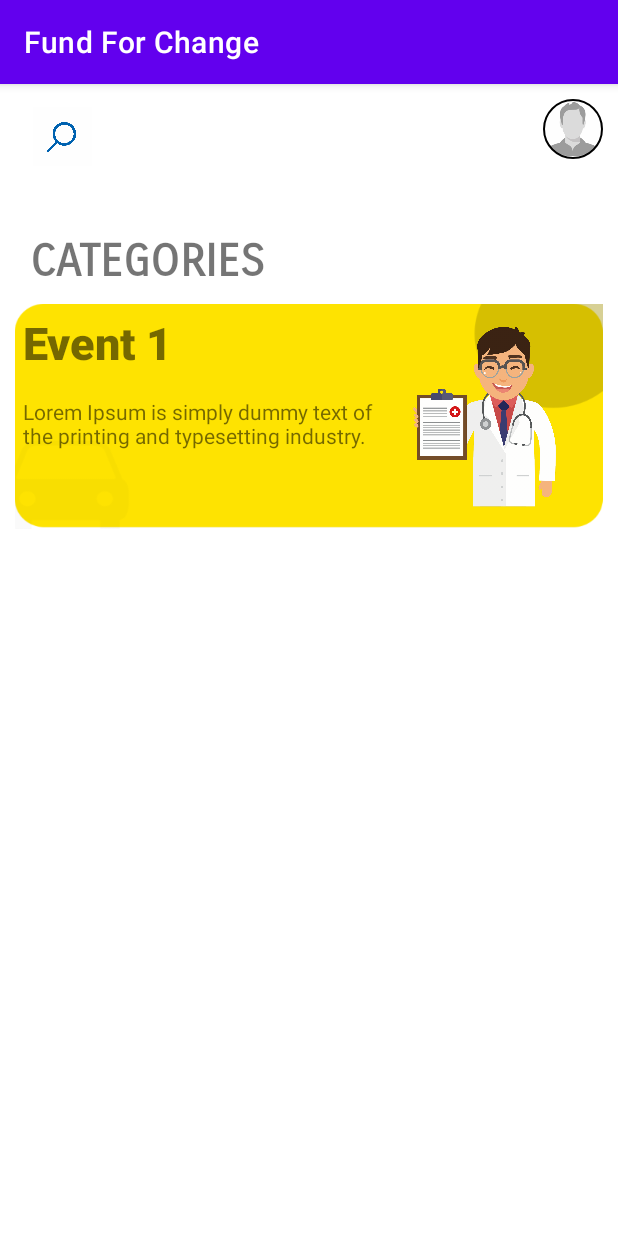
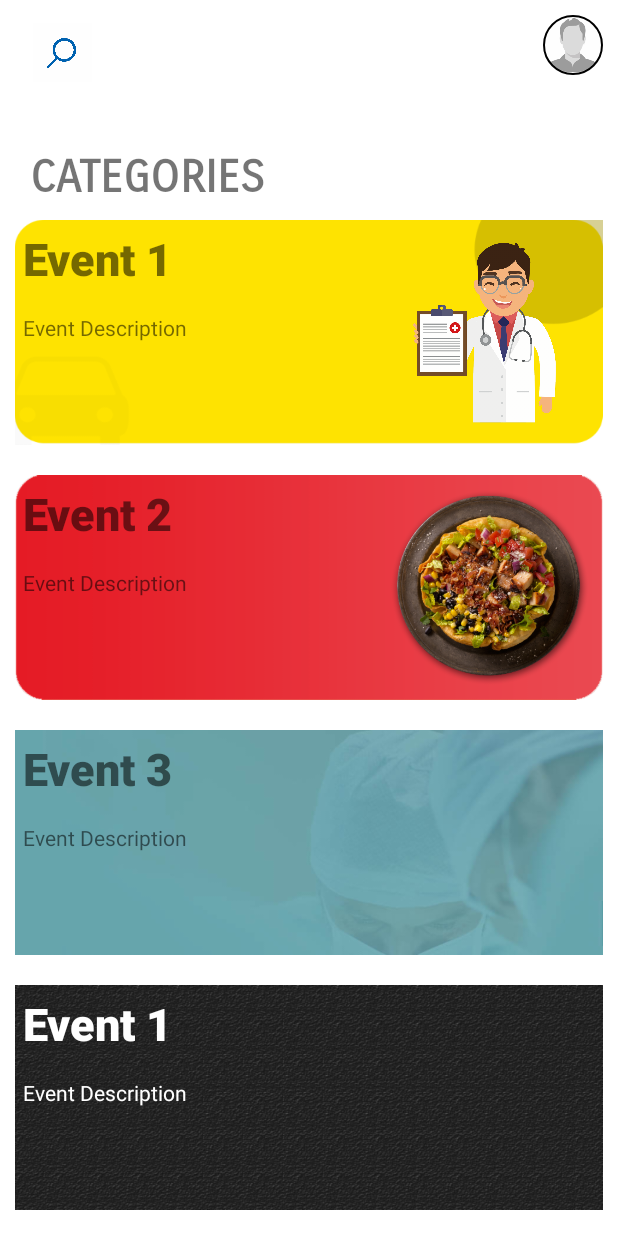
Before and after one commit to emon253/FundForChange, an Android app: the screen it shows after launch (home), on a phone screen of 412 x 824 dp. Run offline under Robolectric (Android 15) with nearby library versions, the phone set to English and light mode, and no system bars; our stand-ins replace CircleImageView; Roboto replaces fonts that are not available here.

Commit message:
ui generated

```diff
--- a/app/src/main/java/com/example/fundforchange/home/home.java
+++ b/app/src/main/java/com/example/fundforchange/home/home.java
@@ -19,6 +19,10 @@ public class home extends AppCompatActivity {
     protected void onCreate(Bundle savedInstanceState) {
         super.onCreate(savedInstanceState);
         setContentView(R.layout.activity_home);
+        getWindow().setFlags(WindowManager.LayoutParams.FLAG_FULLSCREEN,WindowManager.LayoutParams.FLAG_FULLSCREEN);
+        if (getSupportActionBar() != null) {
+            getSupportActionBar().hide();
+        }
 
         profileBtn = findViewById(R.id.profileBtn);
 
@@ -30,10 +34,7 @@ public class home extends AppCompatActivity {
             }
         });
 
-//        getWindow().setFlags(WindowManager.LayoutParams.FLAG_FULLSCREEN,WindowManager.LayoutParams.FLAG_FULLSCREEN);
-//        if (getSupportActionBar() != null) {
-//            getSupportActionBar().hide();
-//        }
+
     }
 
 }
--- a/app/src/main/java/com/example/fundforchange/home/signup.java
+++ b/app/src/main/java/com/example/fundforchange/home/signup.java
@@ -2,7 +2,10 @@ package com.example.fundforchange.home;
 
 import androidx.appcompat.app.AppCompatActivity;
 
+import android.content.Intent;
 import android.os.Bundle;
+import android.view.View;
+import android.view.WindowManager;
 
 import com.example.fundforchange.R;
 
@@ -12,5 +15,14 @@ public class   signup extends AppCompatActivity {
     protected void onCreate(Bundle savedInstanceState) {
         super.onCreate(savedInstanceState);
         setContentView(R.layout.activity_signup);
+        getWindow().setFlags(WindowManager.LayoutParams.FLAG_FULLSCREEN,WindowManager.LayoutParams.FLAG_FULLSCREEN);
+        if (getSupportActionBar() != null) {
+            getSupportActionBar().hide();
+        }
+    }
+
+    public void login(View view){
+        Intent intent = new Intent(signup.this, LogIn.class);
+        startActivity(intent);
     }
 }
--- a/app/src/main/res/layout/activity_home.xml
+++ b/app/src/main/res/layout/activity_home.xml
@@ -10,6 +10,7 @@
         android:layout_width="match_parent"
         android:layout_height="wrap_content"
         android:layout_margin="10dp"
+        android:layout_marginBottom="100dp"
         android:orientation="vertical">
 
         <RelativeLayout
@@ -52,6 +53,7 @@
         <RelativeLayout
             android:layout_width="match_parent"
             android:layout_height="150dp"
+            android:layout_marginBottom="20dp"
             android:background="@drawable/round_bk2">
 
             <TextView
@@ -77,7 +79,135 @@
                 android:layout_alignParentBottom="true"
                 android:layout_marginBottom="34dp"
                 android:padding="5dp"
-                android:text="@string/dummy_text"></TextView>
+                android:text="Event Description"></TextView>
+
+            <Button
+                android:layout_width="match_parent"
+                android:layout_height="match_parent"
+                android:layout_alignParentTop="true"
+                android:layout_alignParentBottom="true"
+                android:layout_marginTop="8dp"
+                android:layout_marginBottom="12dp"
+                android:background="#0000" />
+
+
+        </RelativeLayout>
+        <RelativeLayout
+            android:layout_width="match_parent"
+            android:layout_height="150dp"
+            android:background="@drawable/round_bk5"
+            android:layout_marginBottom="20dp">
+
+            <TextView
+                android:layout_width="wrap_content"
+                android:layout_height="wrap_content"
+                android:fontFamily="sans-serif-black"
+                android:padding="5dp"
+                android:text="Event 2"
+                android:textSize="30sp" />
+
+            <ImageView
+                android:layout_width="150dp"
+                android:layout_height="150dp"
+                android:layout_alignParentRight="true"
+                android:layout_marginRight="1dp"
+
+                android:src="@drawable/categories_restaurant_icon" />
+
+
+            <TextView
+                android:layout_width="256dp"
+                android:layout_height="59dp"
+                android:layout_alignParentBottom="true"
+                android:layout_marginBottom="34dp"
+                android:padding="5dp"
+                android:text="Event Description"></TextView>
+
+            <Button
+                android:layout_width="match_parent"
+                android:layout_height="match_parent"
+                android:layout_alignParentTop="true"
+                android:layout_alignParentBottom="true"
+                android:layout_marginTop="8dp"
+                android:layout_marginBottom="12dp"
+                android:background="#0000" />
+
+
+        </RelativeLayout>
+        <RelativeLayout
+            android:layout_width="match_parent"
+            android:layout_height="150dp"
+            android:background="@drawable/round_bk3"
+            android:layout_marginBottom="20dp">
+
+            <TextView
+                android:layout_width="wrap_content"
+                android:layout_height="wrap_content"
+                android:fontFamily="sans-serif-black"
+                android:padding="5dp"
+                android:text="Event 3"
+                android:textSize="30sp" />
+
+            <ImageView
+                android:layout_width="150dp"
+                android:layout_height="150dp"
+                android:layout_alignParentRight="true"
+                android:layout_marginRight="1dp"
+                />
+
+
+            <TextView
+                android:layout_width="256dp"
+                android:layout_height="59dp"
+                android:layout_alignParentBottom="true"
+                android:layout_marginBottom="34dp"
+                android:padding="5dp"
+                android:text="Event Description"></TextView>
+
+            <Button
+                android:layout_width="match_parent"
+                android:layout_height="match_parent"
+                android:layout_alignParentTop="true"
+                android:layout_alignParentBottom="true"
+                android:layout_marginTop="8dp"
+                android:layout_marginBottom="12dp"
+                android:background="#0000" />
+
+
+        </RelativeLayout>
+        <RelativeLayout
+            android:layout_width="match_parent"
+            android:layout_height="150dp"
+            android:background="@drawable/food_back"
+            android:layout_marginBottom="20dp"
+            >
+
+            <TextView
+                android:layout_width="wrap_content"
+                android:layout_height="wrap_content"
+                android:fontFamily="sans-serif-black"
+                android:padding="5dp"
+                android:text="Event 1"
+                android:textColor="@color/white"
+                android:textSize="30sp" />
+
+            <ImageView
+                android:layout_width="150dp"
+                android:layout_height="150dp"
+                android:layout_alignParentRight="true"
+                android:layout_marginRight="1dp"
+
+                 />
+
+
+            <TextView
+                android:layout_width="256dp"
+                android:layout_height="59dp"
+                android:layout_alignParentBottom="true"
+                android:layout_marginBottom="34dp"
+                android:padding="5dp"
+                android:textColor="@color/white"
+                android:text="Event Description"></TextView>
 
             <Button
                 android:layout_width="match_parent"
--- a/app/src/main/res/layout/activity_log_in.xml
+++ b/app/src/main/res/layout/activity_log_in.xml
@@ -109,7 +109,7 @@
             android:layout_marginTop="15dp"
             android:background="@color/black"
             android:elevation="0dp"
-            android:text="Enter"
+            android:text="log in"
             android:textColor="@color/black"
             android:textSize="14sp"
             app:backgroundTint="#FFFFFF" />
--- a/app/src/main/res/layout/activity_signup.xml
+++ b/app/src/main/res/layout/activity_signup.xml
@@ -146,7 +146,6 @@
             </com.google.android.material.textfield.TextInputLayout>
 
 
-
             <Button
                 android:id="@+id/login"
                 android:layout_width="match_parent"
@@ -155,7 +154,7 @@
                 android:layout_marginTop="15dp"
                 android:background="@color/black"
                 android:elevation="0dp"
-                android:text="Enter"
+                android:text="Register"
                 android:textColor="@color/black"
                 android:textSize="14sp"
                 app:backgroundTint="#FFFFFF" />
@@ -168,6 +167,7 @@
                 android:layout_marginTop="15dp"
                 android:background="@color/black"
                 android:elevation="0dp"
+                android:onClick="login"
                 android:text="Already Have account? Login"
                 android:textSize="14sp"
                 app:backgroundTint="#331F1F" />
```
Also changed, not shown: app/src/main/res/drawable-hdpi/categories_restaurant_icon.png (added), app/src/main/res/drawable-hdpi/food_back.png (added), app/src/main/res/drawable-hdpi/round_bk5.png (added), app/src/main/res/drawable-mdpi/categories_restaurant_icon.png (added), app/src/main/res/drawable-mdpi/food_back.png (added), app/src/main/res/drawable-mdpi/round_bk5.png (added), app/src/main/res/drawable-xhdpi/categories_restaurant_icon.png (added), app/src/main/res/drawable-xhdpi/food_back.png (added), app/src/main/res/drawable-xhdpi/round_bk5.png (added), app/src/main/res/drawable-xxhdpi/categories_restaurant_icon.png (added), app/src/main/res/drawable-xxhdpi/food_back.png (added), app/src/main/res/drawable-xxhdpi/round_bk5.png (added), app/src/main/res/drawable-xxxhdpi/food_back.png (added), app/src/main/res/drawable-xxxhdpi/round_bk5.png (added), 1 other file.
